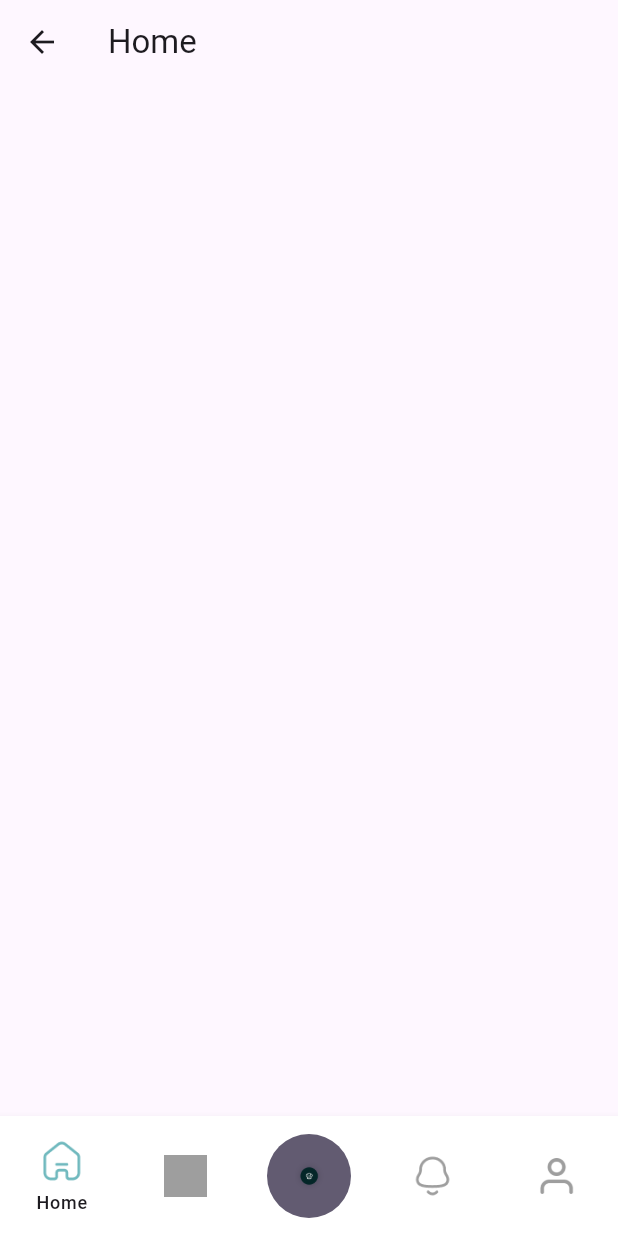
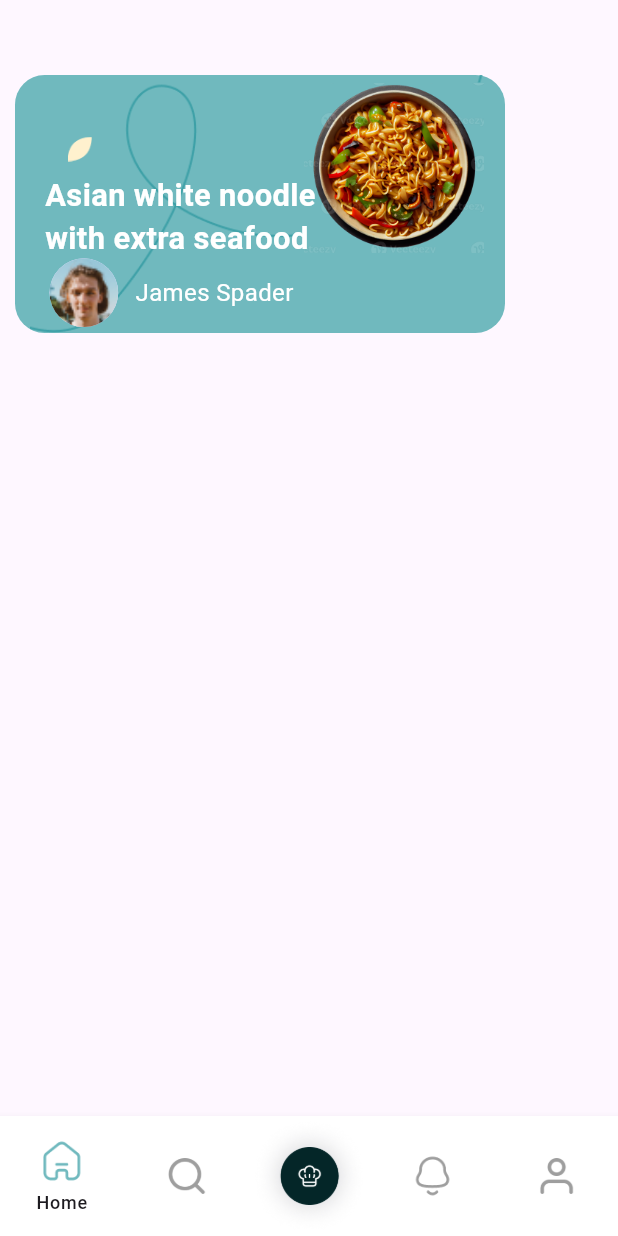
Before and after one commit to Rostomgh/dev_challenge_2, a Flutter app: the LayoutScreen screen opened directly, on a phone screen of 412 x 824 dp. Run offline on Flutter 3.47's test engine with Material 3 defaults, Android fonts, the phone set to English and light mode, and no system bars; our stand-ins replace bloc, flutter_bloc, flutter_screenutil, responsive_grid.

Commit message:
change assets,fix error,change positon of grid ,padding ,

```diff
--- a/lib/Logo.dart
+++ b/lib/Logo.dart
@@ -3,6 +3,7 @@ import 'package:dev_challenge_2/core/Theme/AppSizes.dart';
 import 'package:dev_challenge_2/core/Ui/Animation/TransitionAnimationRoute.dart';
 import 'package:dev_challenge_2/core/Ui/CustomButton.dart';
 import 'package:dev_challenge_2/features/home/HomeScreen.dart';
+import 'package:dev_challenge_2/features/home/Widget/Layout.dart';
 import 'package:flutter/material.dart';
 
 class LogoS extends StatelessWidget {
@@ -31,7 +32,7 @@ class LogoS extends StatelessWidget {
             onpress: () {
               Navigator.pushReplacement(
                 context,
-                FadeSlidePageTransition(page: const HomeScreen()),
+                FadeSlidePageTransition(page: const LayoutScreen()),
               );
             },
           ),
--- a/lib/core/Theme/AppAssets.dart
+++ b/lib/core/Theme/AppAssets.dart
@@ -1,6 +1,6 @@
 class AppAssets {
   AppAssets._();
-  static const String nodle='assets/nodles.png';
+  static const String nodle='assets/nodl.png';
   static const String line='assets/line.png';
   static const String profile='assets/profile.png';
   static const String home='assets/home.png';
@@ -8,4 +8,5 @@ class AppAssets {
   static const String cook='assets/cook.png';
   static const String user='assets/user.png';
   static const String notif='assets/notif.png';
+  static const String grid='assets/grid.png';
 }
--- a/lib/core/Theme/AppSizes.dart
+++ b/lib/core/Theme/AppSizes.dart
@@ -2,6 +2,6 @@ class AppSizes {
   AppSizes._();
   static const double hbtween = 24;
   static const double height = 16;
-  static const double widthGrid = 264;
+  static const double widthGrid = 200;
   static const double heightGrid = 172;
 }
--- a/lib/features/home/HomeScreen.dart
+++ b/lib/features/home/HomeScreen.dart
@@ -1,3 +1,4 @@
+import 'package:dev_challenge_2/features/home/Widget/CustomResponsiveGrid.dart';
 import 'package:flutter/material.dart';
 
 class HomeScreen extends StatefulWidget {
@@ -10,10 +11,16 @@ class HomeScreen extends StatefulWidget {
 class _HomeScreenState extends State<HomeScreen> {
   @override
   Widget build(BuildContext context) {
-    return Scaffold(
-      appBar: AppBar(
-        title: const Text('Home'),
+    return const Scaffold(
+    body: SingleChildScrollView(
+      child: Column(
+        children: [
+          SizedBox(height: 40,),
+          CustomResponsiveGrid(title:"Asian white noodle with extra seafood" ,)
+
+        ],
       ),
+    )
     );
   }
 }
--- a/lib/features/home/Widget/CustomResponsiveGrid.dart
+++ b/lib/features/home/Widget/CustomResponsiveGrid.dart
@@ -4,7 +4,6 @@ import 'package:dev_challenge_2/core/Theme/AppSizes.dart';
 import 'package:dev_challenge_2/features/home/Widget/CustomRowName.dart';
 import 'package:flutter/cupertino.dart';
 import 'package:flutter/material.dart';
-import 'package:flutter/widgets.dart';
 import 'package:flutter_screenutil/flutter_screenutil.dart';
 import 'package:responsive_grid/responsive_grid.dart';
 
@@ -14,49 +13,66 @@ class CustomResponsiveGrid extends StatelessWidget {
 
   @override
   Widget build(BuildContext context) {
-    return ResponsiveGridRow(children: [
+    return Padding(
+      padding: const EdgeInsets.all(10.0),
+      child: ResponsiveGridRow(children: [
         ResponsiveGridCol(
-        lg: 12,
+          xs: 10,
           child: Container(
+              decoration: BoxDecoration(
+                color: AppColors.primaryColor,
+                borderRadius: BorderRadius.circular(15.r).w,
+              ),
               height: AppSizes.heightGrid,
               width: AppSizes.widthGrid,
-            alignment: const Alignment(0, 0),
-            color: AppColors.primaryColor,
+              alignment: Alignment.center,
               child: Stack(
                 children: [
                     Positioned(
-                    right: 0,
-                    top: 0,
-                    child: Image.asset(
-                      AppAssets.nodle,
-                      width: 149.w,
-                      height: 158.h,
-                    )),
-                Positioned(
-                  left: 100,
-                  bottom: 150,
                   child: Image.asset(AppAssets.line),
                 ),
                   Positioned(
-                  bottom: 44,
-                  left: 16,
-                  top: 88,
-                  child: Text(title,
+                    left: 25,
+                    top: 41,
+                    child: Image.asset(AppAssets.grid,width: 14.w,height: 14.h,fit: BoxFit.cover,)),
+                Positioned(
+                    right: 4,
+                    top: 5,
+                    child: Container(
+                      width: 105.w,
+                      height: 95.h,
+                      color: AppColors.primaryColor,
+                      child: Image.asset(
+                        AppAssets.nodle,
+                        fit: BoxFit.cover,
+                      ),
+                    ),
+                  ),
+                  Positioned(
+                    right: 110,
+                    left: 10,
+                    top: 65,
+                    child: Text(
+                      title,
                       style: TextStyle(
                           color: AppColors.white,
                           fontSize: 18.sp,
-                          fontWeight: FontWeight.w700)),
+                          fontWeight: FontWeight.w700),
+                    ),
                   ),
                   const Positioned(
-                    left: 16,
-                    bottom: 16,
-                    right: 130,
+                    left: 13,
+                    bottom:4 ,
+                    right: 135,
                     child: CustomRowName(
                       name: 'James Spader',
-                    ))
+                    ),
+                  ),
+
                 ],
               )),
         ),
-    ]);
+      ]),
+    );
   }
 }
--- a/lib/features/home/Widget/Layout.dart
+++ b/lib/features/home/Widget/Layout.dart
@@ -48,11 +48,7 @@ class LayoutScreen extends StatelessWidget {
                 label: 'Search',
               ),
               NavigationDestination(
-                icon: CircleAvatar(
-                  radius: 28,
-                  backgroundColor: Theme.of(context).colorScheme.secondary,
-                  child: Image.asset(AppAssets.cook, height: 20.h),
-                ),
+                icon: Image.asset(AppAssets.cook, height: 110.h,width: 110.w,),
                 label: '',
               ),
               NavigationDestination(
```
Also changed, not shown: lib/core/Router/OngenerateRoute.dart (+5 -2 lines), lib/main.dart (+9 -3 lines), assets/grid.png (added), assets/nodl.png (added), assets/search.png, 1 other file. Lines whose indentation alone changed are shown as unchanged.
